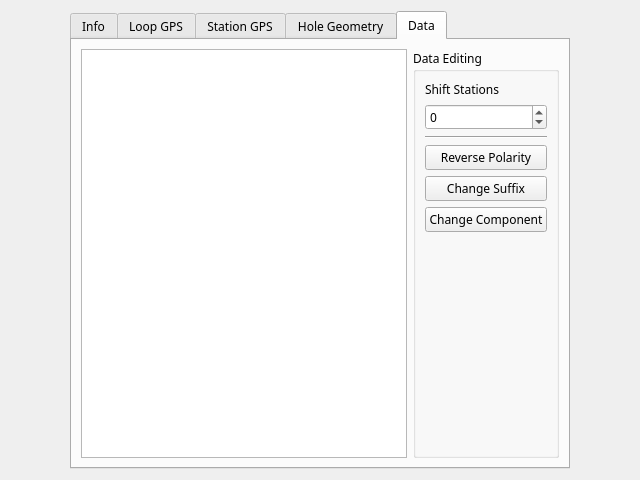
Above: src/qt_ui/pem_info_widget.ui from Eric-Meunier/Processor-Suite before the change. Below: the same form after it.
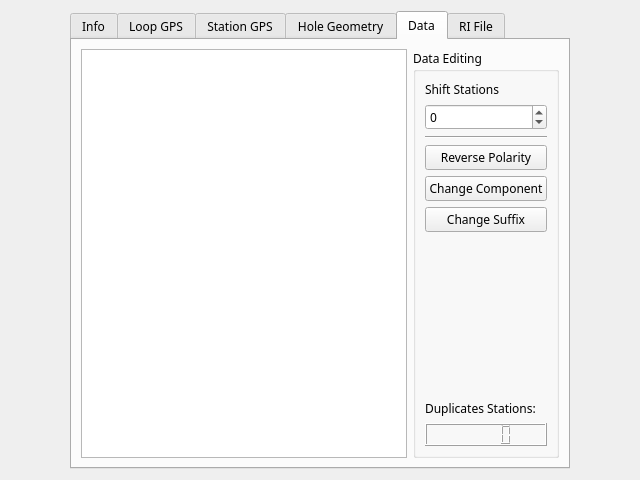
That is the form after the change.

Commit message: Repeat stations are red and bold in dataTable, and a counter was added.

```diff
--- a/src/qt_ui/pem_info_widget.ui
+++ b/src/qt_ui/pem_info_widget.ui
@@ -432,13 +432,6 @@
             </property>
            </widget>
           </item>
-          <item>
-           <widget class="QPushButton" name="changeStationSuffixButton">
-            <property name="text">
-             <string>Change Suffix</string>
-            </property>
-           </widget>
-          </item>
           <item>
            <widget class="QPushButton" name="changeComponentButton">
             <property name="text">
@@ -446,6 +439,13 @@
             </property>
            </widget>
           </item>
+          <item>
+           <widget class="QPushButton" name="changeStationSuffixButton">
+            <property name="text">
+             <string>Change Suffix</string>
+            </property>
+           </widget>
+          </item>
           <item>
            <spacer name="verticalSpacer_2">
             <property name="orientation">
@@ -459,11 +459,26 @@
             </property>
            </spacer>
           </item>
+          <item>
+           <widget class="QLabel" name="label_3">
+            <property name="text">
+             <string>Duplicates Stations:</string>
+            </property>
+           </widget>
+          </item>
+          <item>
+           <widget class="QLCDNumber" name="lcdDuplicates"/>
+          </item>
          </layout>
         </widget>
        </item>
       </layout>
      </widget>
+     <widget class="QWidget" name="RIFileTab">
+      <attribute name="title">
+       <string>RI File</string>
+      </attribute>
+     </widget>
     </widget>
    </item>
   </layout>
```
The commit also changes 8 other files.
